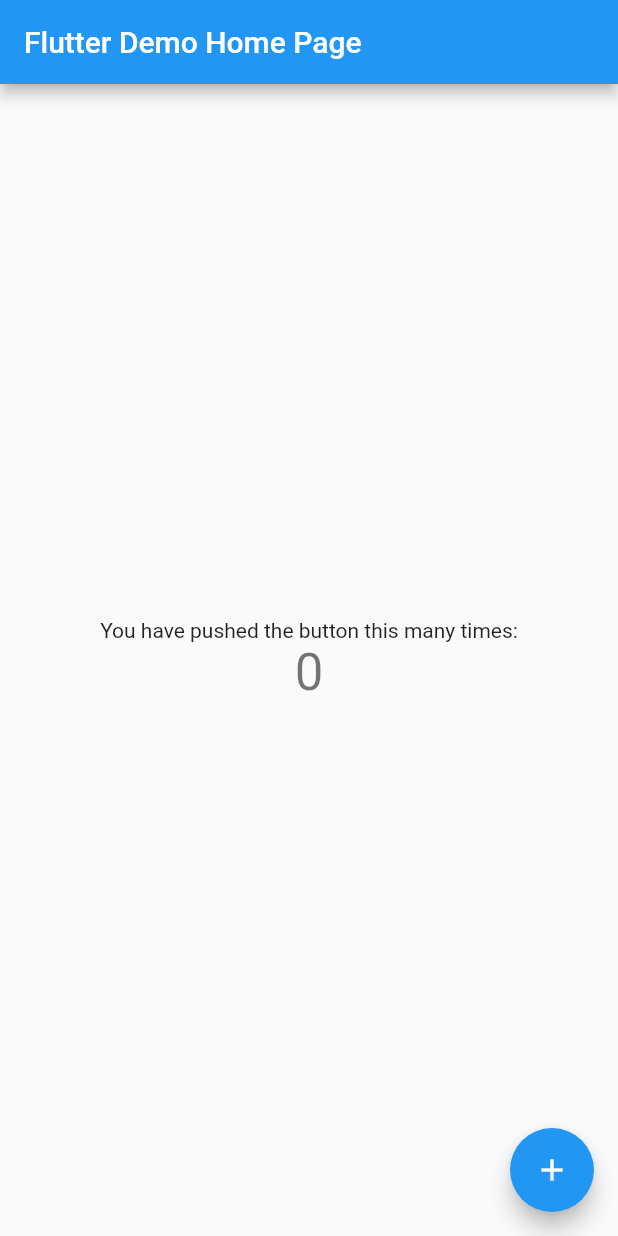
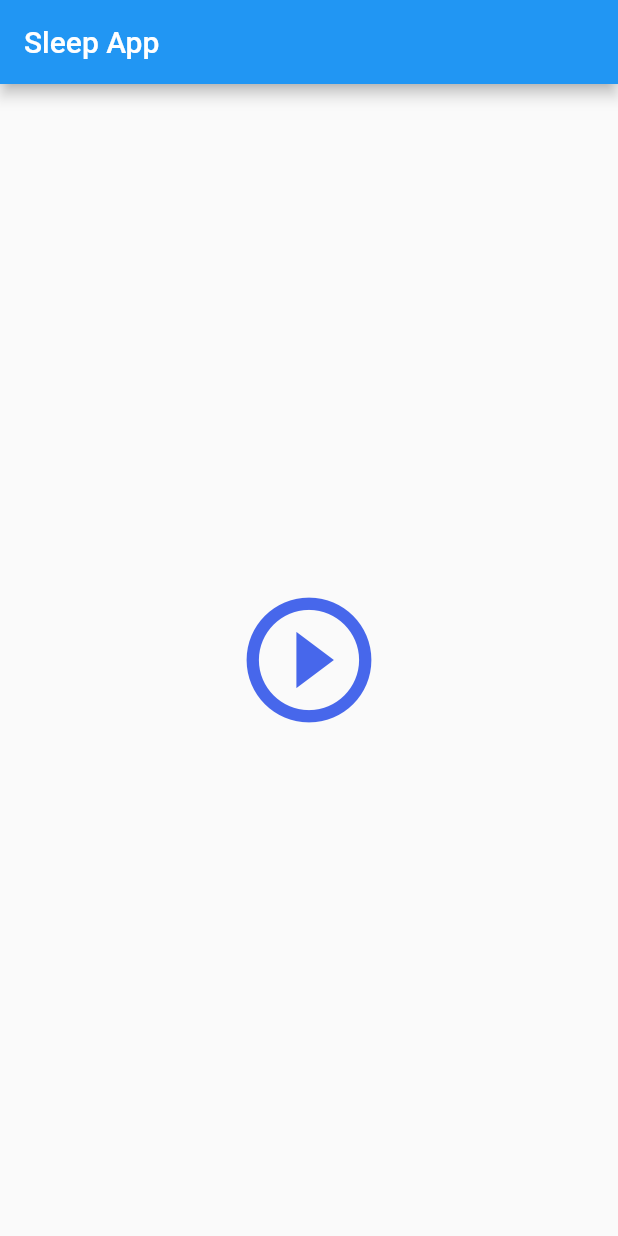
Before and after one commit to vanshg395/sleep_app, a Flutter app: the screen it shows after launch, on a phone screen of 412 x 824 dp. Run offline on Flutter 3.47's test engine with Material 2 defaults, Android fonts, the phone set to English and light mode, and no system bars; missing offline and left inert: light.

Commit message:
added light data collection

```diff
--- a/lib/main.dart
+++ b/lib/main.dart
@@ -1,113 +1,15 @@
 import 'package:flutter/material.dart';
 
-void main() {
-  runApp(MyApp());
-}
+import './screens/landing_screen.dart';
+// import './screens/home_screen.dart';
+
+void main() => runApp(MyApp());
 
 class MyApp extends StatelessWidget {
-  // This widget is the root of your application.
   @override
   Widget build(BuildContext context) {
     return MaterialApp(
-      title: 'Flutter Demo',
-      theme: ThemeData(
-        // This is the theme of your application.
-        //
-        // Try running your application with "flutter run". You'll see the
-        // application has a blue toolbar. Then, without quitting the app, try
-        // changing the primarySwatch below to Colors.green and then invoke
-        // "hot reload" (press "r" in the console where you ran "flutter run",
-        // or simply save your changes to "hot reload" in a Flutter IDE).
-        // Notice that the counter didn't reset back to zero; the application
-        // is not restarted.
-        primarySwatch: Colors.blue,
-      ),
-      home: MyHomePage(title: 'Flutter Demo Home Page'),
+      home: LandingScreen(),
     );
   }
 }
-
-class MyHomePage extends StatefulWidget {
-  MyHomePage({Key key, this.title}) : super(key: key);
-
-  // This widget is the home page of your application. It is stateful, meaning
-  // that it has a State object (defined below) that contains fields that affect
-  // how it looks.
-
-  // This class is the configuration for the state. It holds the values (in this
-  // case the title) provided by the parent (in this case the App widget) and
-  // used by the build method of the State. Fields in a Widget subclass are
-  // always marked "final".
-
-  final String title;
-
-  @override
-  _MyHomePageState createState() => _MyHomePageState();
-}
-
-class _MyHomePageState extends State<MyHomePage> {
-  int _counter = 0;
-
-  void _incrementCounter() {
-    setState(() {
-      // This call to setState tells the Flutter framework that something has
-      // changed in this State, which causes it to rerun the build method below
-      // so that the display can reflect the updated values. If we changed
-      // _counter without calling setState(), then the build method would not be
-      // called again, and so nothing would appear to happen.
-      _counter++;
-    });
-  }
-
-  @override
-  Widget build(BuildContext context) {
-    // This method is rerun every time setState is called, for instance as done
-    // by the _incrementCounter method above.
-    //
-    // The Flutter framework has been optimized to make rerunning build methods
-    // fast, so that you can just rebuild anything that needs updating rather
-    // than having to individually change instances of widgets.
-    return Scaffold(
-      appBar: AppBar(
-        // Here we take the value from the MyHomePage object that was created by
-        // the App.build method, and use it to set our appbar title.
-        title: Text(widget.title),
-      ),
-      body: Center(
-        // Center is a layout widget. It takes a single child and positions it
-        // in the middle of the parent.
-        child: Column(
-          // Column is also a layout widget. It takes a list of children and
-          // arranges them vertically. By default, it sizes itself to fit its
-          // children horizontally, and tries to be as tall as its parent.
-          //
-          // Invoke "debug painting" (press "p" in the console, choose the
-          // "Toggle Debug Paint" action from the Flutter Inspector in Android
-          // Studio, or the "Toggle Debug Paint" command in Visual Studio Code)
-          // to see the wireframe for each widget.
-          //
-          // Column has various properties to control how it sizes itself and
-          // how it positions its children. Here we use mainAxisAlignment to
-          // center the children vertically; the main axis here is the vertical
-          // axis because Columns are vertical (the cross axis would be
-          // horizontal).
-          mainAxisAlignment: MainAxisAlignment.center,
-          children: <Widget>[
-            Text(
-              'You have pushed the button this many times:',
-            ),
-            Text(
-              '$_counter',
-              style: Theme.of(context).textTheme.headline4,
-            ),
-          ],
-        ),
-      ),
-      floatingActionButton: FloatingActionButton(
-        onPressed: _incrementCounter,
-        tooltip: 'Increment',
-        child: Icon(Icons.add),
-      ), // This trailing comma makes auto-formatting nicer for build methods.
-    );
-  }
-}
--- /dev/null
+++ b/lib/screens/landing_screen.dart
@@ -0,0 +1,28 @@
+import 'package:flutter/material.dart';
+
+import '../helpers/data_collector.dart';
+
+class LandingScreen extends StatelessWidget {
+  @override
+  Widget build(BuildContext context) {
+    return Scaffold(
+      appBar: AppBar(
+        title: Text('Sleep App'),
+      ),
+      body: Center(
+        child: IconButton(
+          iconSize: 100,
+          alignment: Alignment.center,
+          icon: Icon(
+            Icons.play_circle_outline,
+            color: Color(0xFF4767EB),
+          ),
+          onPressed: () {
+            print('hey');
+            LightCollector.startListening();
+          },
+        ),
+      ),
+    );
+  }
+}
```
Also changed, not shown: lib/helpers/data_collector.dart (added, +25 -0 lines).
